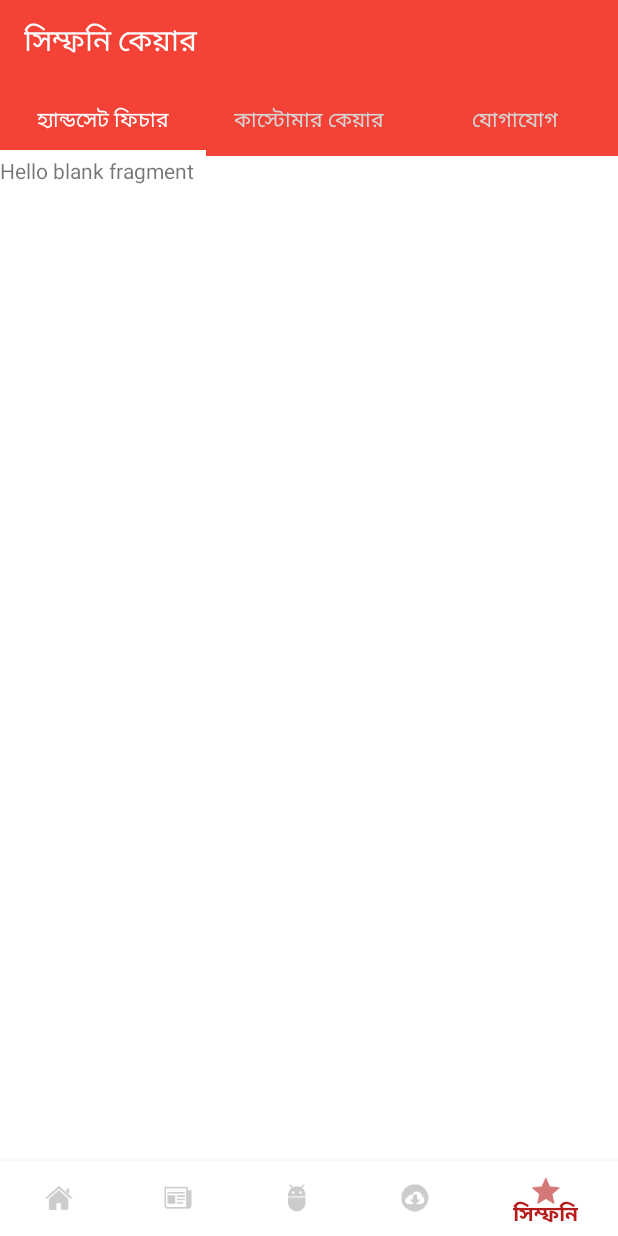
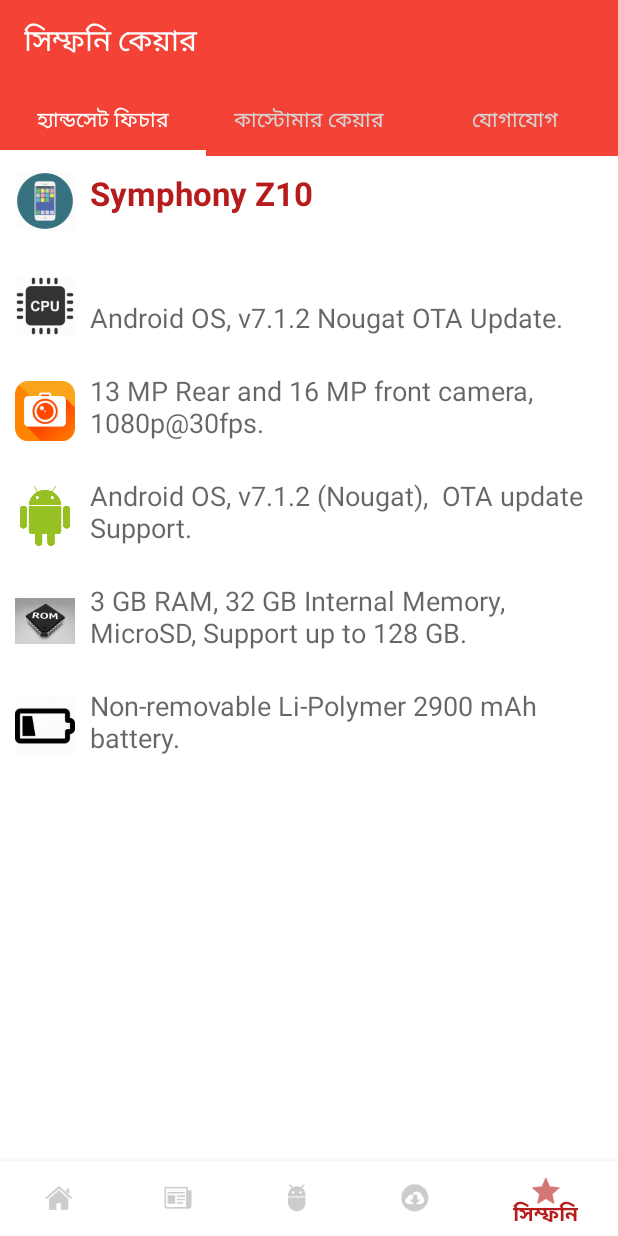
Before and after one commit to MultiplexerLab/MySymphony, an Android app: the HandsetFitureFragment screen opened directly, with no data from a screen before it, on a phone screen of 412 x 824 dp. Run offline under Robolectric (Android 15) with nearby library versions, the phone set to English and light mode, and no system bars.

Commit message:
Phone Features

```diff
--- a/app/src/main/java/lct/mysymphony/Activity/PinActivity.java
+++ b/app/src/main/java/lct/mysymphony/Activity/PinActivity.java
@@ -329,7 +329,6 @@ public class PinActivity extends AppCompatActivity {
                             PinActivity.this.startActivity(myIntent);
                             overridePendingTransition(R.anim.left_in, R.anim.left_out);
                             finish();
-
                         }
 
 //                        String genRef = "";
--- a/app/src/main/res/layout/fragment_handset_fiture.xml
+++ b/app/src/main/res/layout/fragment_handset_fiture.xml
@@ -1,14 +1,106 @@
 <?xml version="1.0" encoding="utf-8"?>
-<FrameLayout xmlns:android="http://schemas.android.com/apk/res/android"
-    xmlns:tools="http://schemas.android.com/tools"
+<RelativeLayout xmlns:android="http://schemas.android.com/apk/res/android"
     android:layout_width="match_parent"
     android:layout_height="match_parent"
-    tools:context=".Fragment.HandsetFitureFragment">
+    android:padding="10dp">
 
-    <!-- TODO: Update blank fragment layout -->
+    <ImageView
+        android:id="@+id/imageUsername"
+        android:layout_width="40dp"
+        android:layout_height="40dp"
+        android:src="@drawable/mobile"/>
+
+    <TextView
+        android:id="@+id/editTextUsername"
+        android:layout_width="match_parent"
+        android:layout_height="wrap_content"
+        android:layout_toRightOf="@id/imageUsername"
+        android:layout_marginLeft="10dp"
+        android:layout_alignBaseline="@id/imageUsername"
+        android:textAppearance="@style/TextAppearance.AppCompat.Large"
+        android:text="Symphony Z10"
+        android:textStyle="bold"
+        android:textColor="@color/dark_red"/>
+
+    <ImageView
+        android:id="@+id/imageViewCGPA"
+        android:layout_width="40dp"
+        android:layout_height="40dp"
+        android:layout_below="@+id/imageUsername"
+        android:src="@drawable/proecessor"
+        android:layout_marginTop="30dp"/>
+
+    <TextView
+        android:id="@+id/editTextCGPA"
+        android:layout_width="match_parent"
+        android:layout_height="wrap_content"
+        android:layout_alignBottom="@+id/imageViewCGPA"
+        android:layout_alignLeft="@id/editTextUsername"
+        android:textAppearance="@style/TextAppearance.AppCompat.Medium"
+        android:text="Android OS, v7.1.2 Nougat OTA Update."/>
+
+    <ImageView
+        android:id="@+id/imageViewEmail"
+        android:layout_width="40dp"
+        android:layout_height="40dp"
+        android:src="@drawable/camera"
+        android:layout_below="@id/imageViewCGPA"
+        android:layout_marginTop="30dp"/>
+
     <TextView
         android:layout_width="match_parent"
-        android:layout_height="match_parent"
-        android:text="@string/hello_blank_fragment" />
+        android:layout_height="wrap_content"
+        android:text="13 MP Rear and 16 MP front camera, 1080p@30fps."
+        android:textAppearance="@style/TextAppearance.AppCompat.Medium"
+        android:layout_alignBottom="@id/imageViewEmail"
+        android:layout_alignLeft="@id/editTextUsername"/>
 
-</FrameLayout>
+    <ImageView
+        android:id="@+id/imageViewAndroidOS"
+        android:layout_width="40dp"
+        android:layout_height="40dp"
+        android:layout_below="@+id/imageViewEmail"
+        android:layout_marginTop="30dp"
+        android:src="@drawable/android_icon"/>
+
+    <TextView
+        android:layout_width="match_parent"
+        android:layout_height="wrap_content"
+        android:text="Android OS, v7.1.2 (Nougat), 	OTA update Support."
+        android:textAppearance="@style/TextAppearance.AppCompat.Medium"
+        android:layout_alignBottom="@id/imageViewAndroidOS"
+        android:layout_alignLeft="@id/editTextUsername"/>
+
+    <ImageView
+        android:id="@+id/imageViewROM"
+        android:layout_width="40dp"
+        android:layout_height="40dp"
+        android:layout_below="@+id/imageViewAndroidOS"
+        android:layout_marginTop="30dp"
+        android:src="@drawable/rom"/>
+
+    <TextView
+        android:layout_width="match_parent"
+        android:layout_height="wrap_content"
+        android:text="3 GB RAM, 32 GB Internal Memory, MicroSD, Support up to 128 GB."
+        android:textAppearance="@style/TextAppearance.AppCompat.Medium"
+        android:layout_alignBottom="@id/imageViewROM"
+        android:layout_alignLeft="@id/editTextUsername"/>
+
+    <ImageView
+        android:id="@+id/imageViewBattery"
+        android:layout_width="40dp"
+        android:layout_height="40dp"
+        android:layout_below="@+id/imageViewROM"
+        android:layout_marginTop="30dp"
+        android:src="@drawable/battery"/>
+
+    <TextView
+        android:layout_width="match_parent"
+        android:layout_height="wrap_content"
+        android:text="Non-removable Li-Polymer 2900 mAh battery."
+        android:textAppearance="@style/TextAppearance.AppCompat.Medium"
+        android:layout_alignBottom="@id/imageViewBattery"
+        android:layout_alignLeft="@id/editTextUsername"/>
+
+</RelativeLayout>
```
Also changed, not shown: app/src/main/res/drawable/android_icon.png (added), app/src/main/res/drawable/battery.png (added), app/src/main/res/drawable/camera.png (added), app/src/main/res/drawable/mobile.png (added), app/src/main/res/drawable/proecessor.png (added), app/src/main/res/drawable/rom.jpg (added).
